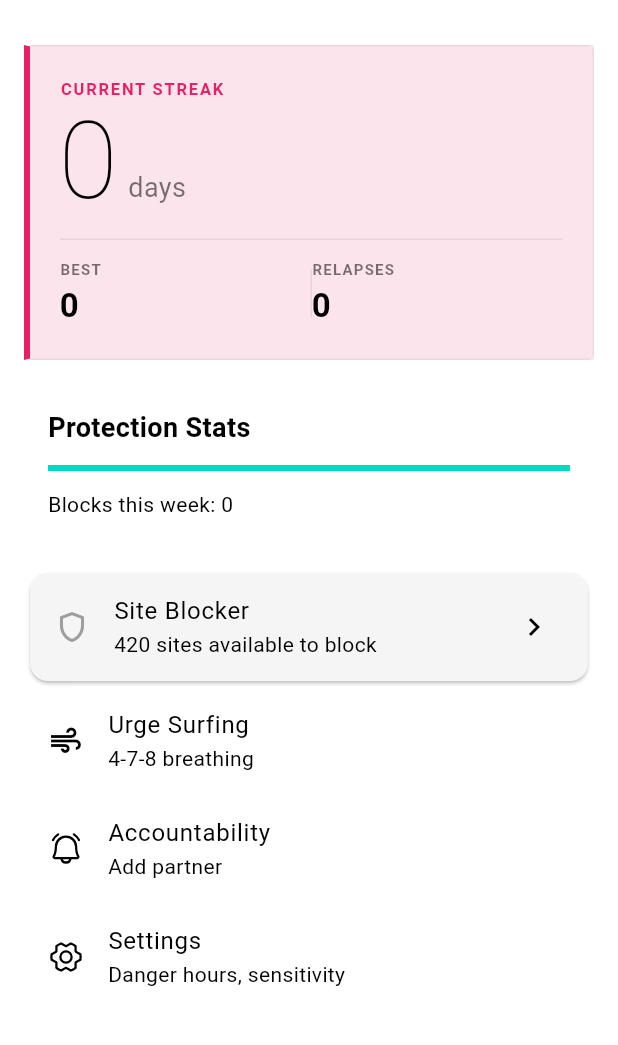
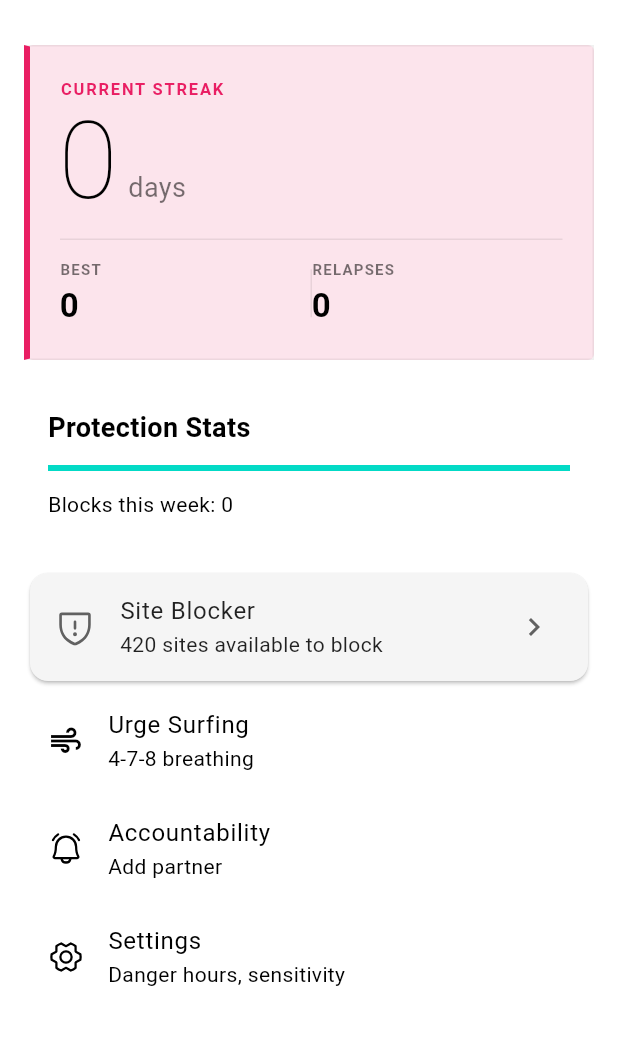
Before and after one commit to Unselfisheologism/man-wen, a Flutter app: the HomeScreen screen opened directly, on a phone screen of 412 x 824 dp, the part 63-1108 px from its top. Run offline on Flutter 3.47's test engine with Material 3 defaults, Android fonts, the phone set to English and light mode, and no system bars; our stand-ins replace flutter_svg, shared_preferences; accounts and stored records are empty; project files that could hold a hidden picture were left out.

Commit message:
fix(a11y): force dark text on tinted surfaces + swap shield icon
Two issues addressed:

1) New shield icon — added shieldWarningPath to AppIcons and
   swapped it in for both enabled/disabled states of the site
   blocker tile (color indicates state: green for enabled,
   grey for disabled). Path is a shield with a small warning
   dot in the middle, matching the user-supplied SVG.

2) Illegible text on tinted surfaces — two places had hardcoded
   LIGHT backgrounds (Colors.green.shade50, Colors.grey.shade100,
   #FCE4EC) but relied on default text color, which is white in
   dark mode and black in light mode. Result: white text on a
   light-pink streak card, white text on a light-green blocker
   tile — both invisible in dark mode.

   Fixed by forcing explicit dark colors on the always-light
   surfaces:
     - StreakWidget: big '0' and stat-cell values get Colors.black
     - _SiteBlockerTile: textColor: Colors.black87, iconColor
       is a darker green/grey (shade700) so it reads on the
       shade50/100 surface

   This is a deliberate trade-off: the brand-tinted surfaces stay
   constant across themes for state signaling (green=protected,
   grey=unprotected, pink=streak), and the text just commits to
   being dark on those surfaces. The ProgressWidget was already
   correct because it uses colorScheme.surface which adapts.

```diff
--- a/lib/screens/home_screen.dart
+++ b/lib/screens/home_screen.dart
@@ -127,20 +127,25 @@ class _SiteBlockerTileState extends State<_SiteBlockerTile> {
 
   @override
   Widget build(BuildContext context) {
+    // Surface is always a light tint (green.shade50 / grey.shade100) to
+    // signal enabled/disabled state. Default theme text would be white
+    // in dark mode and disappear on these light backgrounds — so we
+    // force explicit dark colors that read in both themes.
+    final iconColor =
+        _isEnabled ? Colors.green.shade700 : Colors.grey.shade700;
     return Card(
       color: _isEnabled ? Colors.green.shade50 : Colors.grey.shade100,
       child: ListTile(
-        leading: Icon(
-          _isEnabled ? Icons.shield : Icons.shield_outlined,
-          color: _isEnabled ? Colors.green : Colors.grey,
-        ),
+        textColor: Colors.black87,
+        iconColor: iconColor,
+        leading: AppIcons.shieldWarning(size: 28, color: iconColor),
         title: const Text('Site Blocker'),
         subtitle: Text(
           _isEnabled
               ? 'Blocking $_blockedCount adult sites'
               : '$_blockedCount sites available to block',
         ),
-        trailing: const Icon(Icons.chevron_right),
+        trailing: Icon(Icons.chevron_right, color: iconColor),
         onTap: () {
           Navigator.push(
             context,
--- a/lib/widgets/app_icons.dart
+++ b/lib/widgets/app_icons.dart
@@ -33,6 +33,9 @@ class AppIcons {
 
   static const String playPath =
       'M232.4,114.49,88.32,26.35a16,16,0,0,0-16.2-.3A15.86,15.86,0,0,0,64,39.87V216.13A15.94,15.94,0,0,0,80,232a16.07,16.07,0,0,0,8.36-2.35L232.4,141.51a15.81,15.81,0,0,0,0-27ZM80,215.94V40l143.83,88Z';
+
+  static const String shieldWarningPath =
+      'M120,136V96a8,8,0,0,1,16,0v40a8,8,0,0,1-16,0Zm8,48a12,12,0,1,0-12-12A12,12,0,0,0,128,184ZM224,56v56c0,52.72-25.52,84.67-46.93,102.19-23.06,18.86-46,25.27-47,25.53a8,8,0,0,1-4.2,0c-1-.26-23.91-6.67-47-25.53C57.52,196.67,32,164.72,32,112V56A16,16,0,0,1,48,40H208A16,16,0,0,1,224,56Zm-16,0L48,56l0,56c0,37.3,13.82,67.51,41.07,89.81A128.25,128.25,0,0,0,128,223.62a129.3,129.3,0,0,0,39.41-22.2C194.34,179.16,208,149.07,208,112Z';
 
   // --- Render helper ---
 
@@ -72,4 +75,6 @@ class AppIcons {
       svgIcon(floppyDiskPath, size: size, color: color);
   static Widget play({double size = 24, Color? color}) =>
       svgIcon(playPath, size: size, color: color);
+  static Widget shieldWarning({double size = 24, Color? color}) =>
+      svgIcon(shieldWarningPath, size: size, color: color);
 }
--- a/lib/widgets/streak_widget.dart
+++ b/lib/widgets/streak_widget.dart
@@ -46,6 +46,10 @@ class StreakWidget extends StatelessWidget {
                   fontWeight: FontWeight.w200,
                   height: 1,
                   letterSpacing: -2,
+                  // Explicit dark — the surface is always a light pink, so
+                  // default theme text would be white in dark mode and
+                  // disappear into the background.
+                  color: Colors.black,
                 ),
               ),
               const SizedBox(width: 8),
@@ -106,6 +110,9 @@ class _StatCell extends StatelessWidget {
             fontSize: 22,
             fontWeight: FontWeight.w600,
             letterSpacing: -0.5,
+            // Same reasoning as the big '0' — explicit dark on the
+            // always-light-pink surface.
+            color: Colors.black,
           ),
         ),
       ],
```
